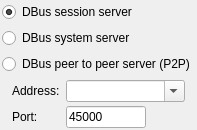
Above: src/blackgui/components/dbusserveraddressselector.ui from swift-project/pilotclient before the change. Below: the same form after it.
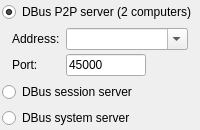
That is the form after the change.

Commit message: DBus selector making clear P2P is for 2 machines

The edit to the form file:
```diff
--- a/src/blackgui/components/dbusserveraddressselector.ui
+++ b/src/blackgui/components/dbusserveraddressselector.ui
@@ -2,14 +2,6 @@
 <ui version="4.0">
  <class>CDBusServerAddressSelector</class>
  <widget class="QFrame" name="CDBusServerAddressSelector">
-  <property name="geometry">
-   <rect>
-    <x>0</x>
-    <y>0</y>
-    <width>149</width>
-    <height>118</height>
-   </rect>
-  </property>
   <property name="windowTitle">
    <string>Frame</string>
   </property>
@@ -26,27 +18,13 @@
    <property name="bottomMargin">
     <number>2</number>
    </property>
-   <item>
-    <widget class="QRadioButton" name="rb_DBusSession">
-     <property name="text">
-      <string>DBus session server</string>
-     </property>
-     <property name="checked">
-      <bool>true</bool>
-     </property>
-    </widget>
-   </item>
-   <item>
-    <widget class="QRadioButton" name="rb_DBusSystem">
-     <property name="text">
-      <string>DBus system server</string>
-     </property>
-    </widget>
-   </item>
    <item>
     <widget class="QRadioButton" name="rb_DBusP2P">
      <property name="text">
-      <string>DBus peer to peer server (P2P)</string>
+      <string>DBus P2P server (2 computers)</string>
+     </property>
+     <property name="checked">
+      <bool>true</bool>
      </property>
     </widget>
    </item>
@@ -117,6 +95,23 @@
      </layout>
     </widget>
    </item>
+   <item>
+    <widget class="QRadioButton" name="rb_DBusSession">
+     <property name="text">
+      <string>DBus session server</string>
+     </property>
+     <property name="checked">
+      <bool>false</bool>
+     </property>
+    </widget>
+   </item>
+   <item>
+    <widget class="QRadioButton" name="rb_DBusSystem">
+     <property name="text">
+      <string>DBus system server</string>
+     </property>
+    </widget>
+   </item>
   </layout>
  </widget>
  <resources/>
```
Left out of the diff: 58 changed lines with no effect on the pictures. The commit also changes 2 other files.
